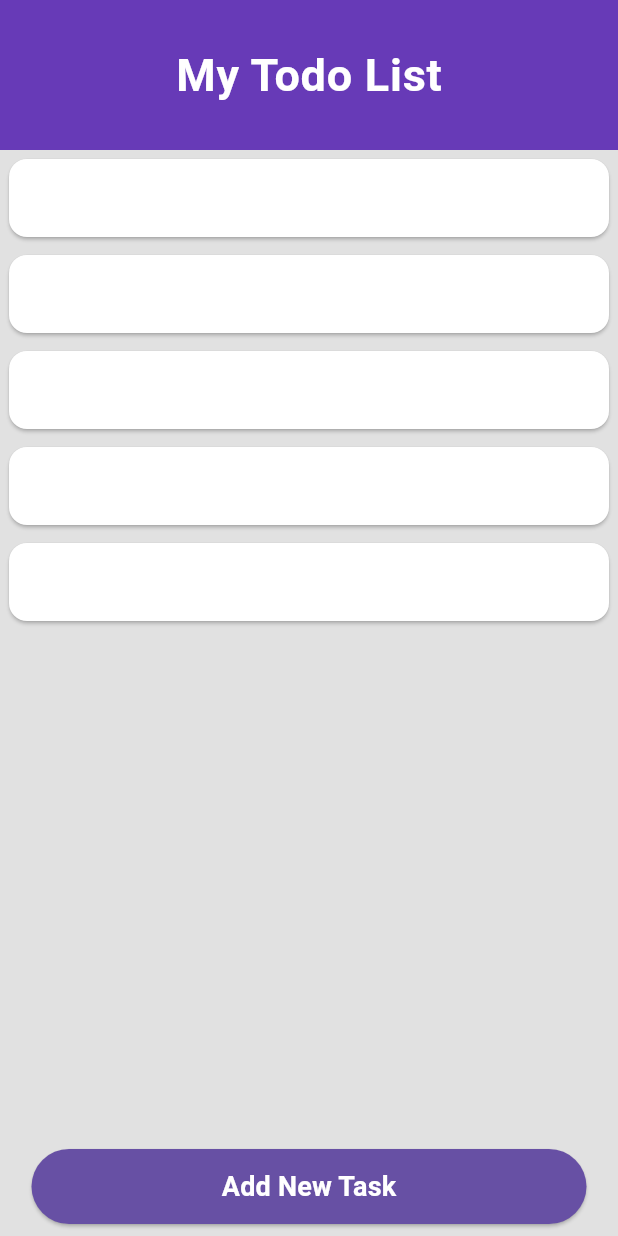
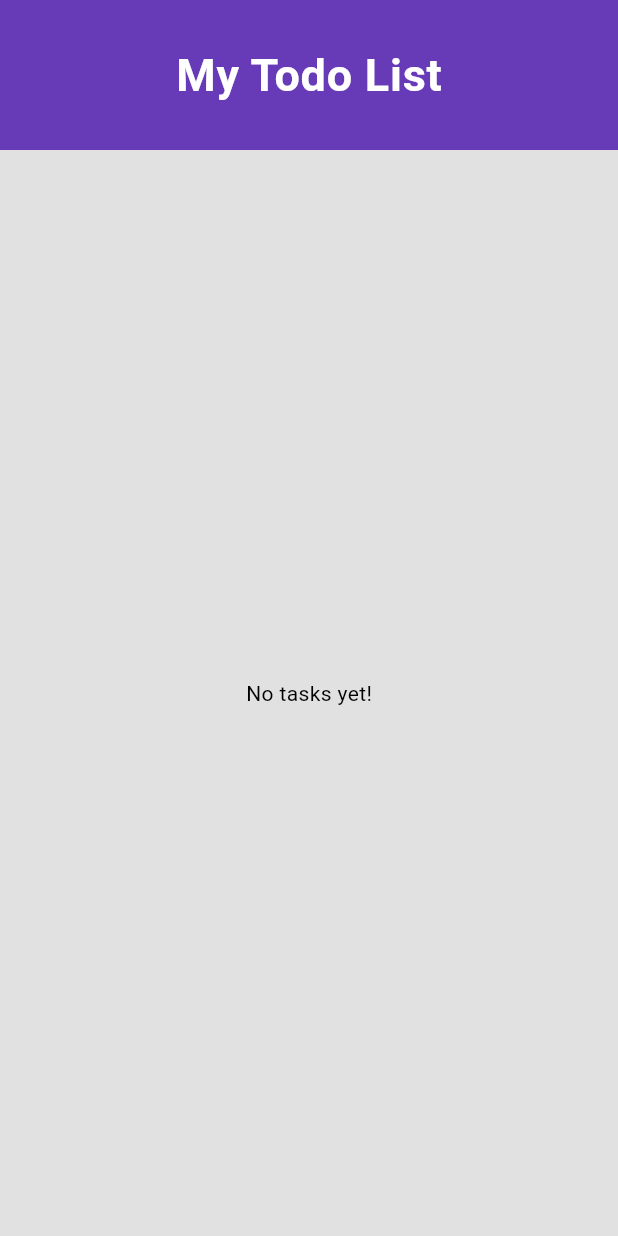
Before and after one commit to Aliasadi1383/todo_list, a Flutter app: the screen it shows after launch, on a phone screen of 412 x 824 dp. Run offline on Flutter 3.47's test engine with Material 3 defaults, Android fonts, the phone set to English and light mode, and no system bars; our stand-ins replace hive_flutter; accounts and stored records are empty.

```diff
--- a/lib/main.dart
+++ b/lib/main.dart
@@ -1,9 +1,18 @@
 import 'package:flutter/material.dart';
+import 'package:hive_flutter/adapters.dart';
 import 'package:todo/add_task.dart';
 import 'package:todo/custom_widget_button.dart';
+import 'package:todo/task_model.dart';
 
-void main() {
+void main() async{
+  WidgetsFlutterBinding.ensureInitialized();
+   await Hive.initFlutter();
+   Hive.registerAdapter(TaskModelAdapter());
+
+   await Hive.openBox<TaskModel>('tasksBox');
+
   runApp(const MyApp());
+
 }
 
 class MyApp extends StatelessWidget {
@@ -11,13 +20,11 @@ class MyApp extends StatelessWidget {
 
   @override
   Widget build(BuildContext context) {
-  final ThemeData theme=Theme.of(context);
+    final ThemeData theme = Theme.of(context);
 
     return MaterialApp(
-
       debugShowCheckedModeBanner: false,
       theme: ThemeData(
-
         colorScheme: ColorScheme.light(
           primary: Colors.deepPurple,
           onPrimary: Colors.white,
@@ -25,83 +32,102 @@ class MyApp extends StatelessWidget {
         ),
 
         textTheme: TextTheme(
-        bodyLarge: TextStyle(fontSize: 30,fontWeight: FontWeight.bold),
+          bodyLarge: TextStyle(fontSize: 30, fontWeight: FontWeight.bold),
           titleLarge: TextStyle(fontWeight: FontWeight.w600),
-        titleMedium: TextStyle(fontSize: 18,fontWeight: FontWeight.w700)
+          titleMedium: TextStyle(fontSize: 18, fontWeight: FontWeight.w700),
         ),
 
-       cardTheme: CardThemeData(
-        color: Colors.white
-       ),
+        cardTheme: CardThemeData(color: Colors.white),
 
         elevatedButtonTheme: ElevatedButtonThemeData(
           style: ButtonStyle(
-          backgroundColor: WidgetStateProperty.all(
-          theme.colorScheme.primary
+            backgroundColor: WidgetStateProperty.all(theme.colorScheme.primary),
+            foregroundColor: WidgetStateProperty.all(
+              theme.colorScheme.onPrimary,
             ),
-          foregroundColor: WidgetStateProperty.all(
-           theme.colorScheme.onPrimary
-          ),
-          minimumSize: WidgetStateProperty.all(
-            Size(370, 50)
+            minimumSize: WidgetStateProperty.all(Size(370, 50)),
           ),
         ),
-
-       )
-
       ),
       home: TodoList(),
     );
   }
 }
 
-class TodoList extends StatelessWidget{
+class TodoList extends StatefulWidget {
+
  const TodoList({super.key});
 
   @override
+  State<TodoList> createState() => _TodoListState();
+}
+
+class _TodoListState extends State<TodoList> {
+
+
+  @override
   Widget build(BuildContext context) {
-      final ThemeData theme=Theme.of(context);
-
+    final ThemeData theme = Theme.of(context);
+    final taskBox = Hive.box<TaskModel>('tasksBox');
     return Scaffold(
       appBar: AppBar(
-         title: Center(child:Text('My Todo List',style: theme.textTheme.bodyLarge!.copyWith(
-          color:theme.colorScheme.onPrimary
-         ),)),
+        title: Center(
+          child: Text(
+            'My Todo List',
+            style: theme.textTheme.bodyLarge!.copyWith(
+              color: theme.colorScheme.onPrimary,
+            ),
+          ),
+        ),
         toolbarHeight: 100,
         backgroundColor: theme.colorScheme.primary,
       ),
 
-      body:Column(
+      body: ValueListenableBuilder(
+        valueListenable: taskBox.listenable(),
+        builder: (context,Box<TaskModel> box, _) {
+
+          if (box.isEmpty) {
+            return Center(child: Text("No tasks yet!"));
+          }
+        return Column(
           children: [
             Expanded(
               child: ListView.builder(
+                itemCount: box.length,
+                itemBuilder: (context, index) {
 
-              itemCount: 5,
-              itemBuilder: (context, index) {
+                  final task=box.getAt(index)!;
+
                   return Padding(
                     padding: const EdgeInsets.all(2.0),
-                child: SizedBox(
-                  height: 60,
-                  child: Card(
-
+                    child: SizedBox(height: 60, child: Card(child: Row(children: [
+                      Text(task.text),
+                      SizedBox(width: 10,),
+                      Text(task.priority.toString())
+                    ],))),
+                  );
+                },
               ),
             ),
+            Padding(
+              padding: const EdgeInsets.all(20),
+              child: button(
+                Text(
+                  'Add New Task',
+                  style: theme.textTheme.titleMedium!.copyWith(
+                    color: theme.colorScheme.onPrimary,
+                  ),
+                ),
+                ()  {
+                    Navigator.push(context, MaterialPageRoute(builder: (context) => AddTask(),));
+                },
+              ),
+            ),
+          ],
         );
-            },
-
-            ),
-
-          ),
-          Padding(
-            padding: const EdgeInsets.all(8.0),
-            child: button(Text('Add New Task',style: theme.textTheme.titleMedium!.copyWith(
-              color: theme.colorScheme.onPrimary
-            ),),() {
-              Navigator.push(context,MaterialPageRoute(builder: (context) => AddTask(),),);
-            },),
+        }
       )
-        ],
-      ),
 
     );
   }
--- a/lib/priority_selector.dart
+++ b/lib/priority_selector.dart
@@ -1,7 +1,8 @@
 import 'package:flutter/material.dart';
 
 class PrioritySelector extends StatefulWidget {
-  const PrioritySelector({super.key});
+  final Function(int) onPriorityChanged;
+  const PrioritySelector({super.key,required this.onPriorityChanged});
 
   @override
   State<PrioritySelector> createState() => _PrioritySelector();
@@ -36,6 +37,8 @@ class _PrioritySelector extends State<PrioritySelector> {
         setState(() {
           selector=id;
         });
+
+        widget.onPriorityChanged(selector);
       },
       child: Container(
          width: 120,
--- /dev/null
+++ b/lib/task_model.dart
@@ -0,0 +1,18 @@
+import'package:hive/hive.dart';
+
+part 'task_model.g.dart';
+
+ @HiveType(typeId:0)
+
+ class TaskModel {
+
+  @HiveField(0)
+
+  String text;
+
+  @HiveField(1)
+  int priority;
+
+  TaskModel({required this.text,required this.priority});
+
+ }
--- a/pubspec.yaml
+++ b/pubspec.yaml
@@ -34,11 +34,15 @@ dependencies:
   # The following adds the Cupertino Icons font to your application.
   # Use with the CupertinoIcons class for iOS style icons.
   cupertino_icons: ^1.0.8
+  hive: ^2.2.3
+  hive_flutter: ^1.1.0
+
 
 dev_dependencies:
   flutter_test:
     sdk: flutter
-
+  build_runner: ^2.4.6
+  hive_generator: ^2.0.1
   # The "flutter_lints" package below contains a set of recommended lints to
   # encourage good coding practices. The lint set provided by the package is
   # activated in the `analysis_options.yaml` file located at the root of your
```
Also changed, not shown: lib/add_task.dart (+39 -10 lines), lib/task_model.g.dart (added), pubspec.lock, 1 other file. Lines whose indentation alone changed are shown as unchanged.
